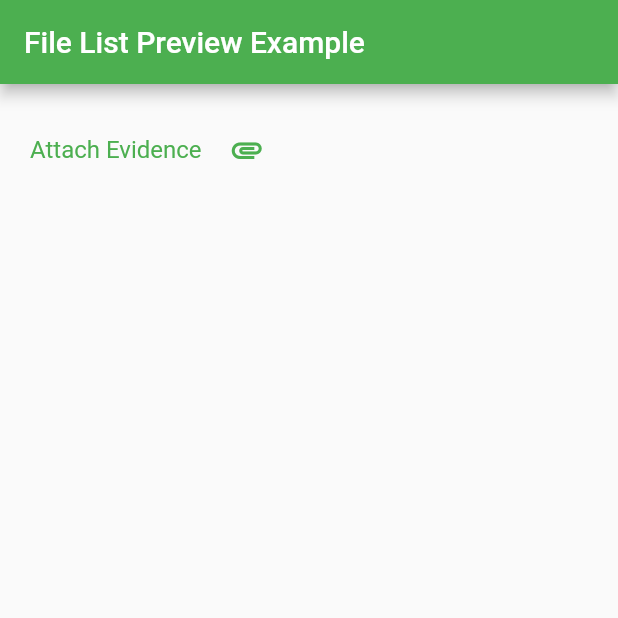
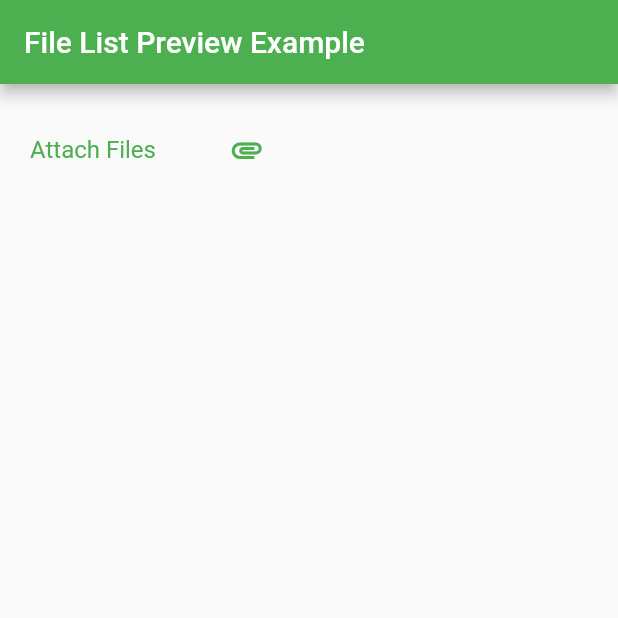
Before and after one commit to walkingtree/file_list_previewer, a Flutter app: the screen it shows after launch, on a phone screen of 412 x 824 dp, the top half of it. Run offline on Flutter 3.47's test engine with Material 2 defaults, Android fonts, the phone set to English and light mode, and no system bars; our stand-ins replace camera, file, file_picker, open_file.

Commit message:
image changes

```diff
--- a/example/lib/ImageInput.dart
+++ b/example/lib/ImageInput.dart
@@ -68,7 +68,7 @@ class _ImageInputState extends State<ImageInput> {
         isExpanded: true,
         underline: SizedBox(),
         icon: Icon(Icons.attachment, color: Colors.green),
-        hint: Text("Attach Evidence", style: TextStyle(color: Colors.green)),
+        hint: Text("Attach Files", style: TextStyle(color: Colors.green)),
         items: [
           DropdownMenuItem(
             value: "1",
```
Also changed, not shown: 2 other files.
